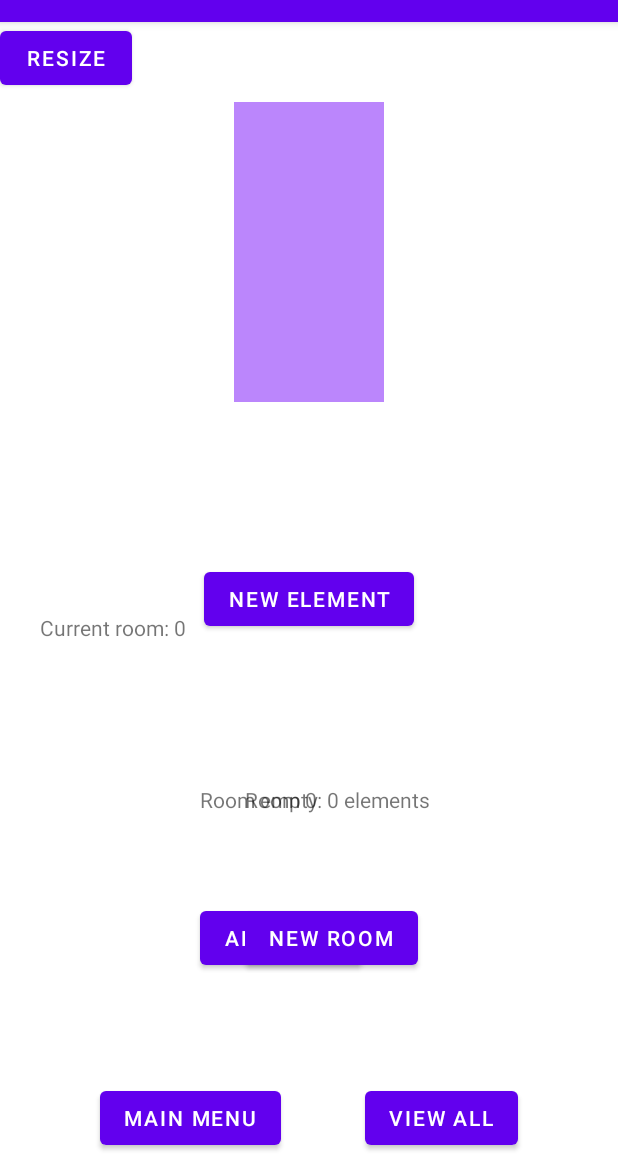
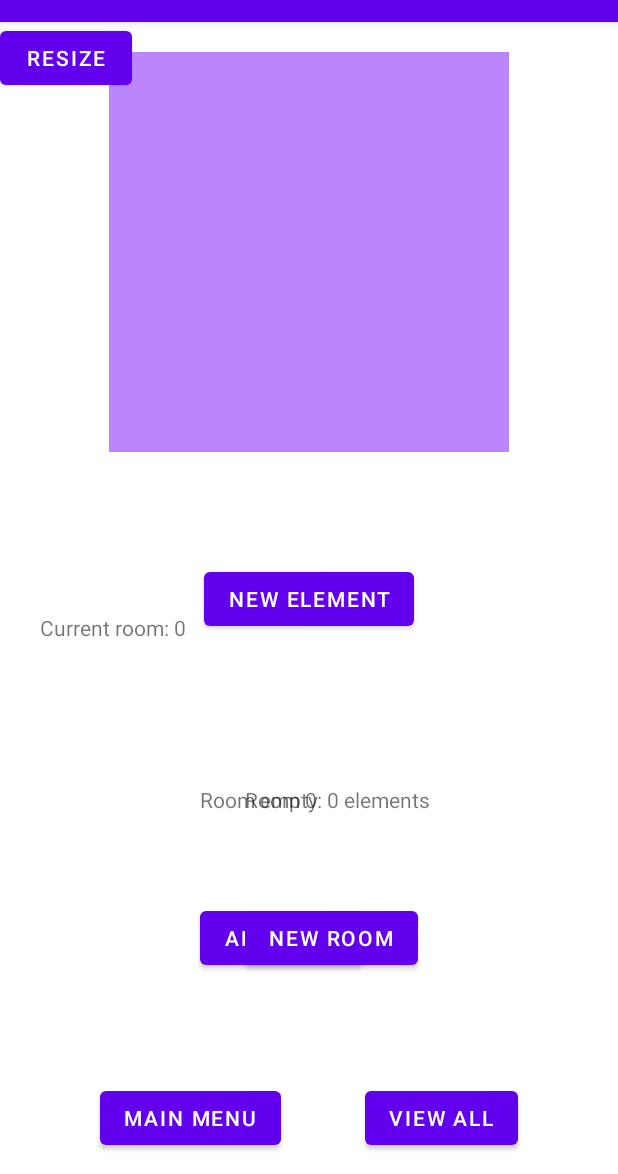
Before and after one commit to manuespi/WayfindingApp, an Android app: the CreateActivity screen opened directly, with no data from a screen before it, after a tap on "NEXT", on a phone screen of 412 x 824 dp, the part 62-1236 px from its top. Run offline under Robolectric (Android 15) with nearby library versions, the phone set to English and light mode, and no system bars; our stand-ins replace data binding.

Commit message:
funciona room resize

```diff
--- a/app/build.gradle
+++ b/app/build.gradle
@@ -6,7 +6,7 @@ android {
     namespace 'com.example.wayfinding'
     compileSdk 32
 
-    //probando
+
     dataBinding {
         enabled = true
     }
--- a/app/src/main/java/com/example/wayfinding/CreateActivity.java
+++ b/app/src/main/java/com/example/wayfinding/CreateActivity.java
@@ -1,5 +1,6 @@
 package com.example.wayfinding;
 
+import static android.content.ContentValues.TAG;
 import static java.lang.Integer.parseInt;
 
 import android.annotation.SuppressLint;
@@ -7,13 +8,16 @@ import android.content.DialogInterface;
 import android.content.Intent;
 import android.os.Bundle;
 import android.util.Log;
+import android.util.TypedValue;
 import android.view.View;
+import android.view.ViewGroup;
 import android.widget.AdapterView;
 import android.widget.ArrayAdapter;
 import android.widget.Button;
 import android.widget.CheckBox;
 import android.widget.CompoundButton;
 import android.widget.EditText;
+import android.widget.ImageView;
 import android.widget.LinearLayout;
 import android.widget.RelativeLayout;
 import android.widget.Spinner;
@@ -24,12 +28,14 @@ import androidx.appcompat.app.AlertDialog;
 import androidx.appcompat.app.AppCompatActivity;
 import androidx.databinding.DataBindingUtil;
 
+
 import com.example.wayfinding.databinding.ActivityCreateBinding;
 import com.example.wayfinding.databinding.BasicRoomInputsBinding;
 
 import java.util.ArrayList;
 
 import mapComponents.IndoorMap;
+import mapComponents.Room;
 
 public class CreateActivity extends AppCompatActivity {
     private IndoorMap indoorMap;
@@ -58,42 +64,51 @@ public class CreateActivity extends AppCompatActivity {
     @Override
     protected void onCreate(Bundle savedInstanceState) {
         super.onCreate(savedInstanceState);
+
         setContentView(R.layout.basic_room_inputs);
 
-//        BasicRoomInputsBinding basicRoomInputsBinding = DataBindingUtil.setContentView(this, R.layout.basic_room_inputs);
-//        roomName = basicRoomInputsBinding.getRoomName() != null ? basicRoomInputsBinding.getRoomName().toString() : "";
-//        roomWidth = basicRoomInputsBinding.getRoomWidth() != null ? basicRoomInputsBinding.getRoomWidth() : 0;
-//        roomLength = basicRoomInputsBinding.getRoomLength() != null ? basicRoomInputsBinding.getRoomLength() : 0;
+        BasicRoomInputsBinding basicRoomInputsBinding = DataBindingUtil.setContentView(this, R.layout.basic_room_inputs);
 
-//        roomName = basicRoomInputsBinding.getRoomName().toString();
-//        roomWidth = basicRoomInputsBinding.getRoomWidth();
-//        roomLength = basicRoomInputsBinding.getRoomLength();
+        Room room = new Room(1);
+        room.setName("");
+        room.setLength("400");
+        room.setWidth("400");
+        basicRoomInputsBinding.setRoom(room);
 
-
-
-
-//        activityCreateBinding.setRoomName(roomName);
-//        activityCreateBinding.setRoomWidth(((Integer) roomWidth));
-//        activityCreateBinding.setRoomLength(((Integer) roomLength));
-
-
-
-        nextButton = findViewById(R.id.next);
+        //nextButton = findViewById(R.id.next);
+        nextButton = basicRoomInputsBinding.next;
 
         nextButton.setOnClickListener(new View.OnClickListener() {
             @Override
             public void onClick(View v) {
                 //setContentView(R.layout.activity_create);
+
                 ActivityCreateBinding activityCreateBinding = DataBindingUtil.setContentView(CreateActivity.this, R.layout.activity_create);
+                //activityCreateBinding.setRoom(room);
 
 
-//                activityCreateBinding.setRoomName("Salon");
-//                activityCreateBinding.setRoomWidth(400);
-//                activityCreateBinding.setRoomLength(500);
+                ImageView roomView = findViewById(R.id.roomView);
+                roomView.post(() -> {
 
+                    String widthStr = room.getWidth();
+                    Log.d(TAG, "Width string: " + widthStr);
+                    float width = Float.parseFloat(widthStr);
+                    int pixelsW = (int) TypedValue.applyDimension(TypedValue.COMPLEX_UNIT_DIP, width, getResources().getDisplayMetrics());
+                    Log.d(TAG, "Parsed width: " + pixelsW);
 
-                TextView roomTextView = activityCreateBinding.roomView;
-                roomTextView.setText("hola");
+                    String lengthStr = room.getLength();
+                    Log.d(TAG, "Length string: " + lengthStr);
+                    float length = Float.parseFloat(lengthStr);
+                    int pixelsL = (int) TypedValue.applyDimension(TypedValue.COMPLEX_UNIT_DIP, length, getResources().getDisplayMetrics());
+                    Log.d(TAG, "Parsed width: " + pixelsL);
+                    //int height = Integer.parseInt(room.getLength());
+
+                    ViewGroup.LayoutParams layoutParams = roomView.getLayoutParams();
+                    layoutParams.width = (int) width;
+                    layoutParams.height = (int) length;
+                    roomView.setLayoutParams(layoutParams);
+                });
+
                 initializeAttributes();
                 setInterface();
             }
@@ -446,7 +461,7 @@ public class CreateActivity extends AppCompatActivity {
 
                 nRoom++;
                 indoorMap.addRoom();
-                indoorMap.getMap().get(nRoom).setParameters(roomXInt, roomYInt);
+                //indoorMap.getMap().get(nRoom).setParameters(roomXInt, roomYInt);
 
 
                 refreshRoomElementsView();
--- a/app/src/main/java/mapComponents/Room.java
+++ b/app/src/main/java/mapComponents/Room.java
@@ -2,15 +2,55 @@ package mapComponents;
 
 import android.text.Editable;
 
+import androidx.databinding.BaseObservable;
+import androidx.databinding.Bindable;
+
+import com.example.wayfinding.BR;
+
 import java.util.ArrayList;
 import java.util.List;
 
-public class Room {
+public class Room extends BaseObservable {
+
+    private String name;
     private int id;
     private int nElements;
     private List<Element> room;
-    private int width; //x
-    private int length; //y
+    private String width; //x
+    private String length; //y
+
+    @Bindable
+    public String getName() {
+        return name;
+
+    }
+
+    public void setName(String name) {
+        this.name = name;
+        notifyPropertyChanged(BR.name);
+    }
+
+    @Bindable
+    public String getWidth() {
+        return width;
+    }
+
+    public void setWidth(String width) {
+        this.width = width;
+        notifyPropertyChanged(BR.width);
+    }
+
+    @Bindable
+    public String getLength() {
+        return length;
+    }
+
+    public void setLength(String length) {
+        this.length = length;
+        notifyPropertyChanged(BR.length);
+    }
+
+
 
 
     public Room(){
@@ -37,10 +77,10 @@ public class Room {
         this.room = room;
     }
 
-    public void setParameters(int x, int y){
-        this.length= y;
-        this.width = x;
-    }
+//    public void setParameters(int x, int y){
+//        this.length= y;
+//        this.width = x;
+//    }
     public void addElement(String type,  int orientation, int capacity, boolean open, boolean wheelchair){
         switch (type) {
             case "door": room.add(new Door(nElements, orientation, type, open)); break;
--- a/app/src/main/res/layout/activity_create.xml
+++ b/app/src/main/res/layout/activity_create.xml
@@ -1,21 +1,19 @@
 <?xml version="1.0" encoding="utf-8"?>
-<layout>
+<layout
+    xmlns:android="http://schemas.android.com/apk/res/android"
+    xmlns:tools="http://schemas.android.com/tools">
+
     <data>
+
         <variable
-            name="room_width"
-            type="Integer" />
-        <variable
-            name="room_length"
-            type="Integer" />
-        <variable
-            name="room_name"
-            type="String" />
+            name="room"
+            type="mapComponents.Room" />
+
     </data>
 
-    <LinearLayout xmlns:android="http://schemas.android.com/apk/res/android"
+    <LinearLayout
     xmlns:app="http://schemas.android.com/apk/res-auto"
     android:id="@+id/createLayout"
-    xmlns:tools="http://schemas.android.com/tools"
     android:layout_width="match_parent"
     android:layout_height="match_parent"
     android:orientation="vertical"
@@ -30,16 +28,14 @@
 <!-- THE PROBLEM IS HERE!!!!!!!!!!!!1 WRONG CAST OR SOMETHING -->
 <!--        android:layout_width="@{room_width + `dp`}"-->
 <!--        android:layout_height="@{room_length + `dp`}"-->
-        <TextView
+        <ImageView
             android:id="@+id/roomView"
-            android:layout_width="100dp"
-            android:layout_height="200dp"
+            android:layout_width="400px"
+            android:layout_height="400px"
             android:layout_centerInParent="true"
             android:background="@drawable/room"
             android:gravity="center"
-            android:text="@{room_name}"
-            android:textAlignment="center"
-            android:textColor="#311B92" />
+            />
 
         <com.example.wayfinding.MapCanvas
             android:id="@+id/mapCanvas"
--- a/app/src/main/res/layout/basic_room_inputs.xml
+++ b/app/src/main/res/layout/basic_room_inputs.xml
@@ -4,15 +4,11 @@
     xmlns:app="http://schemas.android.com/apk/res-auto">
 
     <data>
+
         <variable
-            name="roomWidth"
-            type="Integer" />
-        <variable
-            name="roomName"
-            type="String" />
-        <variable
-            name="roomLength"
-            type="Integer" />
+            name="room"
+            type="mapComponents.Room" />
+
     </data>
 
     <androidx.constraintlayout.widget.ConstraintLayout
@@ -20,38 +16,38 @@
         android:layout_height="match_parent"
         tools:context=".CreateActivity">
 
-        <com.google.android.material.textfield.TextInputEditText
+        <EditText
             android:id="@+id/nameInput"
             android:layout_width="match_parent"
             android:layout_height="wrap_content"
             android:layout_marginTop="116dp"
             android:hint="@string/introduce_room_name"
             android:inputType="text"
-            android:text="@{roomName}"
+            android:text="@{room.name}"
             android:minHeight="48dp"
             app:layout_constraintStart_toStartOf="parent"
             app:layout_constraintTop_toTopOf="parent" />
 
-        <com.google.android.material.textfield.TextInputEditText
+        <EditText
             android:id="@+id/roomXWidth"
             android:layout_width="match_parent"
             android:layout_height="wrap_content"
             android:layout_marginTop="16dp"
             android:hint="introduce x"
-            android:inputType="number"
-            android:text="@{roomWidth}"
+            android:inputType="text"
+            android:text="@={room.width}"
             android:minHeight="48dp"
             app:layout_constraintTop_toBottomOf="@+id/nameInput"
             tools:layout_editor_absoluteX="0dp" />
 
-        <com.google.android.material.textfield.TextInputEditText
+        <EditText
             android:id="@+id/roomYLength"
             android:layout_width="match_parent"
             android:layout_height="wrap_content"
             android:layout_marginTop="16dp"
             android:hint="introduce y"
-            android:inputType="number"
-            android:text="@{roomLength}"
+            android:inputType="text"
+            android:text="@={room.length}"
             android:minHeight="48dp"
             app:layout_constraintTop_toBottomOf="@+id/roomXWidth"
             tools:layout_editor_absoluteX="-31dp" />
```
